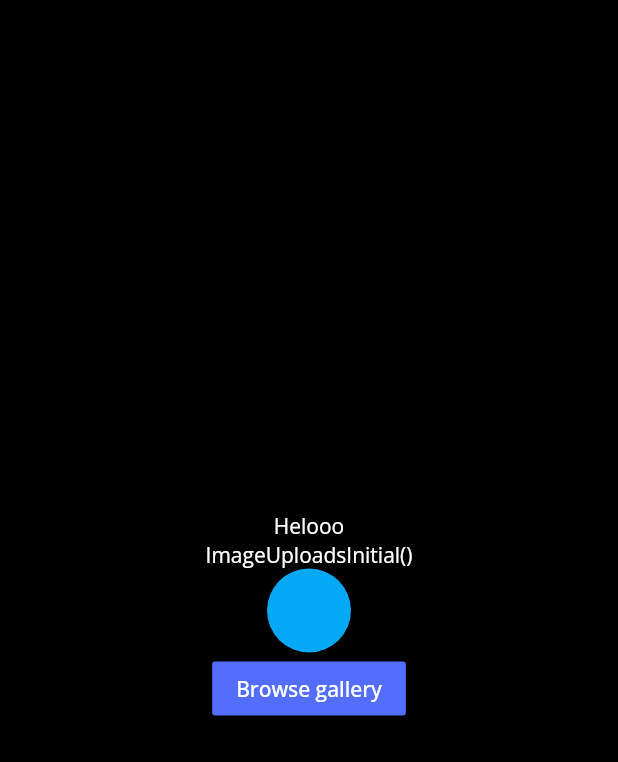
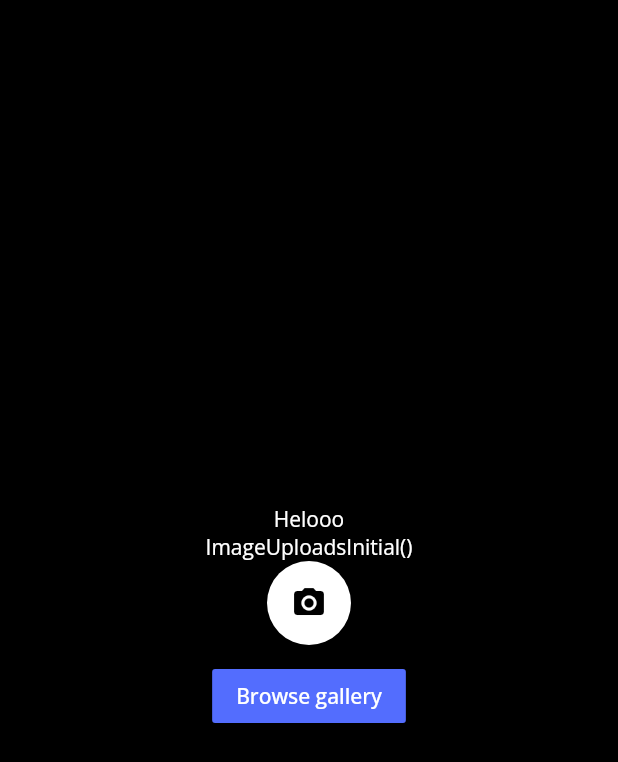
Before and after one commit to Nuttawut503/integrated-project, a Flutter app: the ImageUploadScreen screen opened directly, on a phone screen of 412 x 824 dp. Shown: the top 762 px of the screen. Run offline on Flutter 3.47's test engine with Material 2 defaults, Android fonts, the phone set to English and light mode, and no system bars; our stand-ins replace bloc, bottom_navy_bar, cloud_firestore, equatable, firebase_auth, firebase_storage and 6 more; accounts and stored records are empty.

Commit message:
[Add] Finish user verification uploads to Firestore

```diff
--- a/lib/view/upload_image_screen.dart
+++ b/lib/view/upload_image_screen.dart
@@ -5,6 +5,8 @@ import 'package:image_cropper/image_cropper.dart';
 import 'package:image_picker/image_picker.dart';
 import 'package:LAWTALK/controllers/image-uploads/image_uploads_bloc.dart';
 import 'dart:io';
+import 'package:firebase_storage/firebase_storage.dart';
+import 'package:cloud_firestore/cloud_firestore.dart';
 
 class ImageUploadScreen extends StatefulWidget {
   final Map _currentUser;
@@ -27,6 +29,7 @@ class _ImageUploadScreenState extends State<ImageUploadScreen> {
             builder: (context, state) {
           return Container(
             width: double.infinity,
+            padding: EdgeInsets.fromLTRB(10, 0, 10, 0),
             child: Column(
               mainAxisAlignment: MainAxisAlignment.center,
               crossAxisAlignment: CrossAxisAlignment.center,
@@ -69,7 +72,26 @@ class _ImageUploadScreenState extends State<ImageUploadScreen> {
                       ),
                     ],
                   ),
-                ] else if (state is CropedImage) ...[
+                  SizedBox(
+                    height: 5,
+                  ),
+                  RaisedButton(
+                    onPressed: () {
+                      _submit(File(state.imageFile.path));
+                    },
+                    child: Text(
+                      'Submit',
+                      style: GoogleFonts.openSans(
+                        color: Colors.white,
+                        fontSize: 14.0,
+                      ),
+                    ),
+                    color: Colors.lightBlue,
+                  ),
+                  SizedBox(
+                    height: 10,
+                  ),
+                ] else if (state is CropedImage && state.imageFile != null) ...[
                   Container(height: 400, child: Image.file(state.imageFile)),
                   Text(
                     'Hello',
@@ -99,8 +121,18 @@ class _ImageUploadScreenState extends State<ImageUploadScreen> {
                   )
                 ],
                 FloatingActionButton(
+                  backgroundColor: Colors.white,
+                  child: Icon(Icons.camera_alt),
                   onPressed: () => BlocProvider.of<ImageUploadsBloc>(context)
                       .add(PickImage(source: ImageSource.camera)),
+                ),
+                // FloatingActionButton(
+                //   child: Icon(Icons.image),
+                //   onPressed: () => BlocProvider.of<ImageUploadsBloc>(context)
+                //       .add(PickImage(source: ImageSource.gallery)),
+                // ),
+                SizedBox(
+                  height: 10,
                 ),
                 RaisedButton(
                   onPressed: () {
@@ -123,4 +155,25 @@ class _ImageUploadScreenState extends State<ImageUploadScreen> {
       ),
     );
   }
+
+  void _submit(File image) async {
+    final databaseReference = Firestore.instance;
+    StorageReference profilePictureStorage =
+        FirebaseStorage.instance.ref().child('profile_pic/file_name');
+    StorageUploadTask uploadTask = profilePictureStorage.putFile(image);
+
+    final uploadedLink =
+        (await (await uploadTask.onComplete).ref.getDownloadURL());
+    print(uploadedLink);
+    try {
+      databaseReference
+          .collection('registered_user')
+          .document('${widget._currentUser['id']}')
+          .updateData({'isVerified': true, 'citizen_picture': '$uploadedLink'});
+      Navigator.pop(context);
+      Navigator.pop(context);
+    } catch (e) {
+      print(e.toString());
+    }
+  }
 }
```
Also changed, not shown: lib/view/verify_user_screen.dart (+4 -5 lines).
